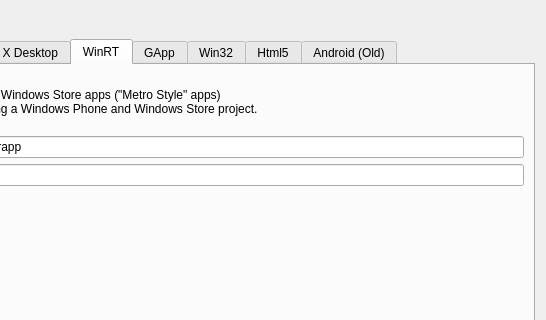
First picture: the form in ui/exportprojectdialog.ui, repository gideros/gideros, before the edit; both pictures show x 231 to 777 and y 0 to 320 of the 777 by 436 pixel window.
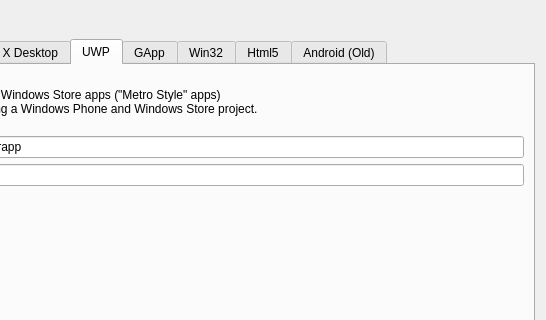
Second picture: the form after the edit. The open tabs and pages were chosen to show the change.

What changed in the file:
```diff
--- a/ui/exportprojectdialog.ui
+++ b/ui/exportprojectdialog.ui
@@ -327,7 +327,7 @@
      </widget>
      <widget class="QWidget" name="tab1">
       <attribute name="title">
-       <string>WinRT</string>
+       <string>UWP</string>
       </attribute>
       <layout class="QVBoxLayout" name="verticalLayout_61">
        <item>
```
Left out of the diff: 2 changed lines with no effect on the pictures.
